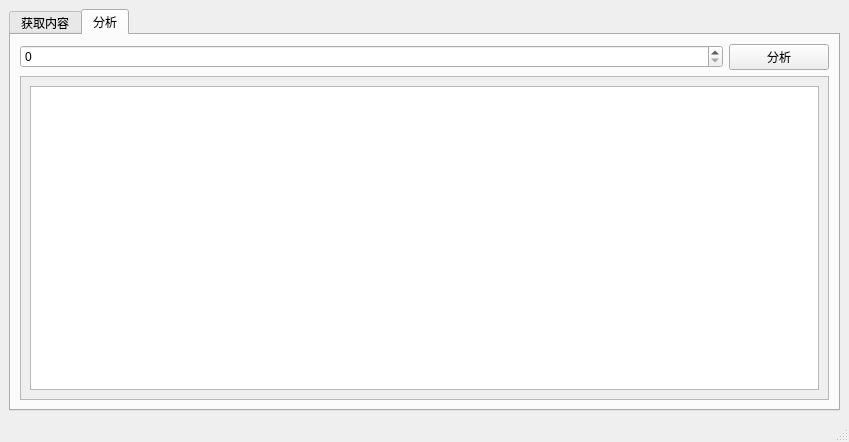
The window that mainwindow.ui (Decodetalkers/zhihu_spider) describes before a commit, drawn with Qt 5.
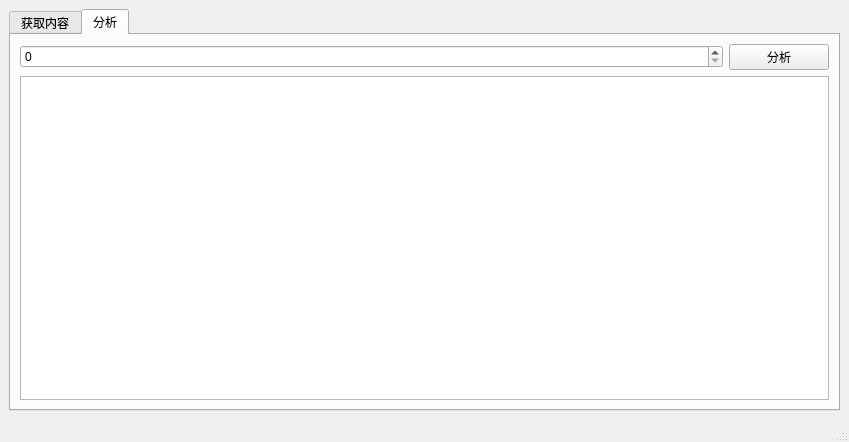
The same window after the commit.

Commit message: remove the scrollarea

What changed in the file:
```diff
--- a/mainwindow.ui
+++ b/mainwindow.ui
@@ -14,7 +14,7 @@
    <string>MainWindow</string>
   </property>
   <widget class="QWidget" name="centralwidget">
-   <layout class="QGridLayout" name="gridLayout_4">
+   <layout class="QGridLayout" name="gridLayout_2">
     <item row="0" column="0">
      <widget class="QTabWidget" name="tabWidget">
       <property name="currentIndex">
@@ -78,30 +78,11 @@
             </item>
            </layout>
           </item>
-          <item>
-           <widget class="QScrollArea" name="scrollArea">
-            <property name="widgetResizable">
-             <bool>true</bool>
-            </property>
-            <widget class="QWidget" name="scrollAreaWidgetContents">
-             <property name="geometry">
-              <rect>
-               <x>0</x>
-               <y>0</y>
-               <width>805</width>
-               <height>261</height>
-              </rect>
-             </property>
-             <layout class="QGridLayout" name="gridLayout_2">
-              <item row="0" column="0">
-               <widget class="QTextEdit" name="textEdit_2"/>
-              </item>
-             </layout>
-            </widget>
-           </widget>
-          </item>
          </layout>
         </item>
+        <item row="1" column="0">
+         <widget class="QTextEdit" name="textEdit_2"/>
+        </item>
        </layout>
       </widget>
      </widget>
```
The commit also changes 2 other files.
